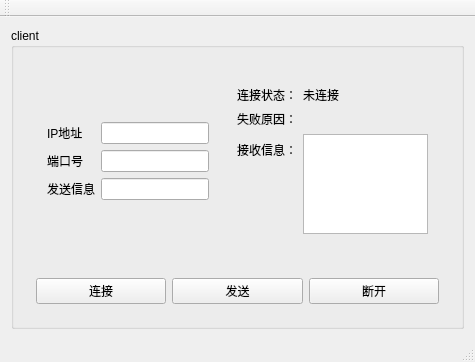
Before: the Qt Designer form Source/ServerSoftware/ServerSoftware.ui in xwl12345/Qt_TcpClient, drawn with Qt 5.
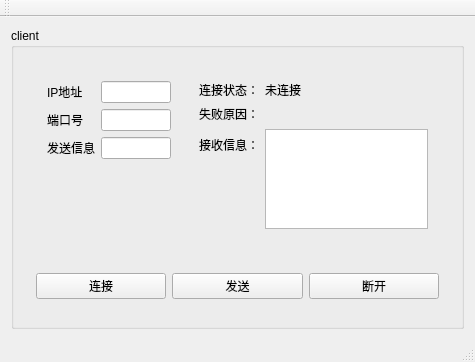
After: the same form once the commit is applied.

```diff
--- a/Source/ServerSoftware/ServerSoftware.ui
+++ b/Source/ServerSoftware/ServerSoftware.ui
@@ -20,7 +20,7 @@
       <property name="title">
        <string>client</string>
       </property>
-      <layout class="QVBoxLayout" name="verticalLayout" stretch="2,0">
+      <layout class="QVBoxLayout" name="verticalLayout" stretch="0,0">
        <item>
         <widget class="QWidget" name="widget" native="true">
          <property name="minimumSize">
@@ -29,11 +29,11 @@
            <height>20</height>
           </size>
          </property>
-         <layout class="QHBoxLayout" name="horizontalLayout_2" stretch="0,1">
+         <layout class="QHBoxLayout" name="horizontalLayout_2">
           <item>
            <widget class="QWidget" name="widget_3" native="true">
             <property name="sizePolicy">
-             <sizepolicy hsizetype="Maximum" vsizetype="Maximum">
+             <sizepolicy hsizetype="Preferred" vsizetype="Preferred">
               <horstretch>0</horstretch>
               <verstretch>0</verstretch>
              </sizepolicy>
@@ -104,22 +104,29 @@
                </property>
               </widget>
              </item>
-             <item row="1" column="0">
+             <item row="2" column="0">
               <widget class="QLabel" name="label_failedState">
                <property name="text">
                 <string>失败原因：</string>
                </property>
               </widget>
              </item>
-             <item row="1" column="1">
+             <item row="2" column="1">
               <widget class="QLabel" name="label_failed">
                <property name="text">
                 <string/>
                </property>
               </widget>
              </item>
-             <item row="2" column="1">
-              <widget class="QTextBrowser" name="textBrowser_recInformation">
+             <item row="3" column="0">
+              <widget class="QLabel" name="label_rec">
+               <property name="text">
+                <string>接收信息：</string>
+               </property>
+              </widget>
+             </item>
+             <item row="3" column="1">
+              <widget class="QTextBrowser" name="textBrowser_logformation">
                <property name="sizePolicy">
                 <sizepolicy hsizetype="Expanding" vsizetype="Preferred">
                  <horstretch>0</horstretch>
@@ -134,13 +141,6 @@
                </property>
               </widget>
              </item>
-             <item row="2" column="0">
-              <widget class="QLabel" name="label_rec">
-               <property name="text">
-                <string>接收信息：</string>
-               </property>
-              </widget>
-             </item>
             </layout>
            </widget>
           </item>
```
Left out of the diff: 16 changed lines with no effect on the pictures.
